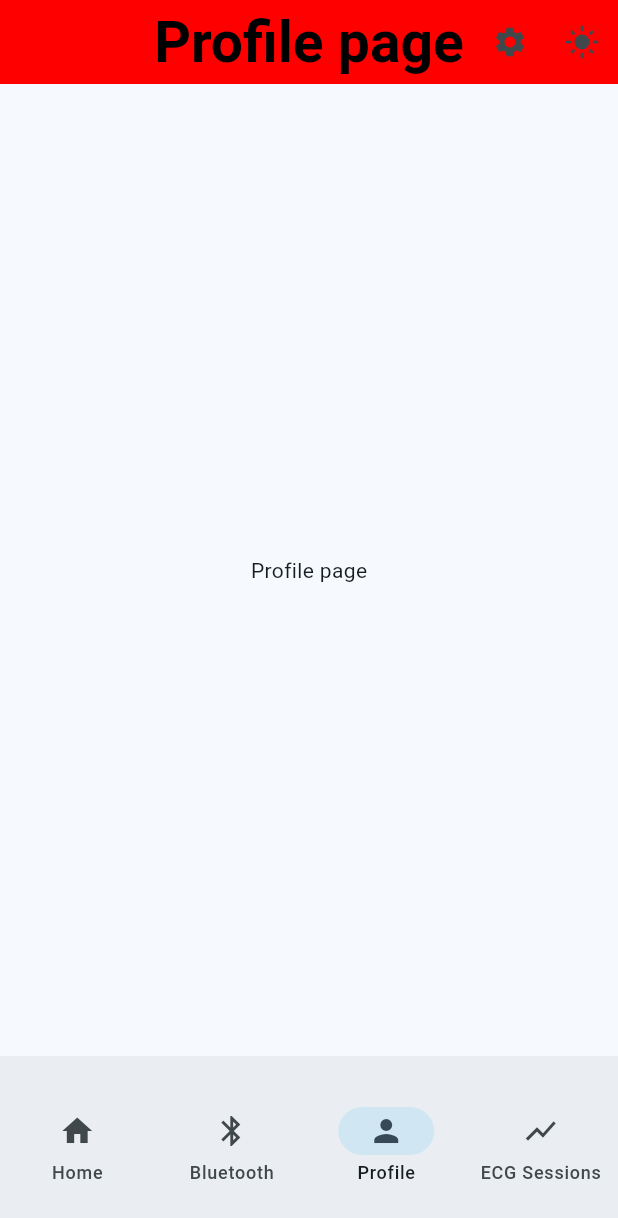
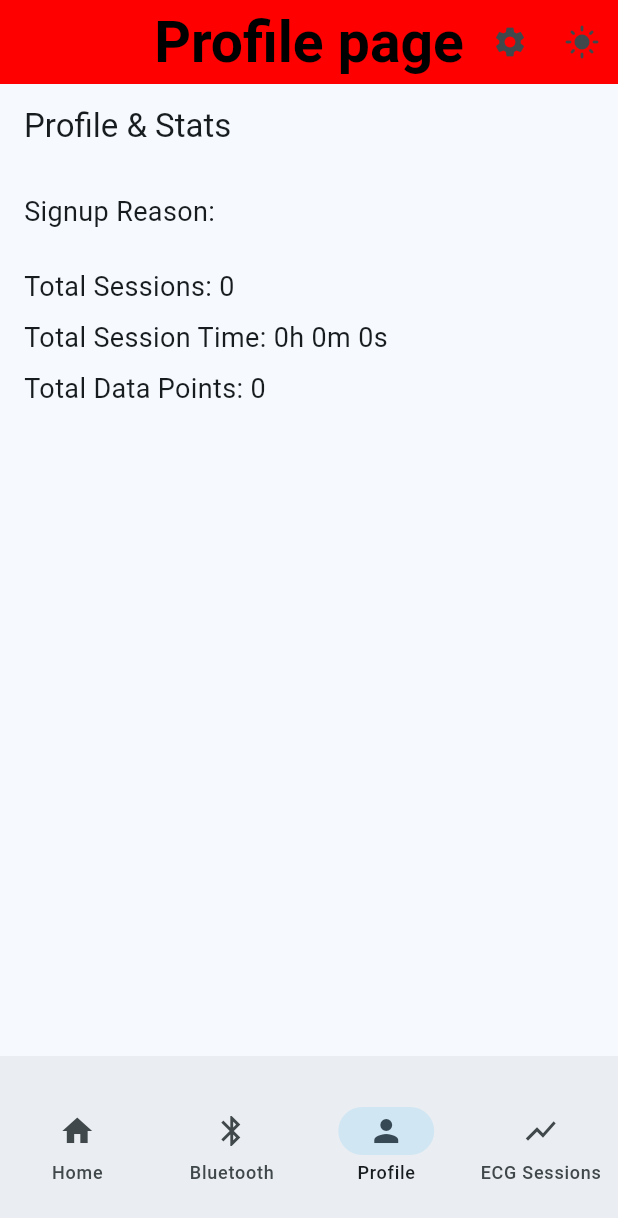
Before and after one commit to Sudo-Victor-Victory/ecg_app, a Flutter app: the WidgetTree screen opened directly, item 3 of the bottom bar chosen, on a phone screen of 412 x 824 dp. Shown: the top 1218 px of the screen. Run offline on Flutter 3.47's test engine with Material 3 defaults, Android fonts, the light colour scheme and no system bars; our stand-ins replace flutter_blue_plus, introduction_screen, lottie, permission_handler, shared_preferences, supabase_flutter and 1 more; accounts and stored records are empty.

Commit message:
Added logic for displaying stats and user info. Will polish in the style update

```diff
--- a/lib/data/classes/constants.dart
+++ b/lib/data/classes/constants.dart
@@ -5,7 +5,6 @@ class KConstants {
 // Global variable for the user's name
 String firstName = '';
 
-/// Database table names
 /// Database table names
 class KTables {
   static const ecgSession = 'ecg_session';
--- /dev/null
+++ b/lib/views/pages/profile_page.dart
@@ -0,0 +1,114 @@
+import 'package:flutter/material.dart';
+import 'package:supabase_flutter/supabase_flutter.dart';
+import 'package:ecg_app/data/classes/constants.dart';
+import 'package:ecg_app/views/widgets/sessions_widget.dart'; // for fetchSessionsNoLimit
+
+class ProfilePage extends StatefulWidget {
+  const ProfilePage({super.key});
+
+  @override
+  State<ProfilePage> createState() => _ProfilePageState();
+}
+
+class _ProfilePageState extends State<ProfilePage> {
+  final supabase = Supabase.instance.client;
+
+  int totalSessionTimeMs = 0;
+  int totalDataPoints = 0;
+  int totalSessions = 0;
+  String signupReason = '';
+
+  bool isLoading = true;
+
+  // Retrieves all data relating to the user's data such as total session time
+  Future<void> _loadProfileStats() async {
+    final userId = supabase.auth.currentUser?.id;
+    if (userId == null) return;
+
+    //  Fetch user profile
+    final profileRes = await supabase
+        .from(KTables.userProfile)
+        .select(KProfileColumns.signUpReason)
+        .eq(KProfileColumns.id, userId)
+        .maybeSingle();
+
+    // Fetch all session's start, end and id
+    final sessions = await supabase
+        .from(KTables.ecgSession)
+        .select(
+          '${KSessionColumns.startTime}, ${KSessionColumns.endTime}, ${KSessionColumns.id}',
+        )
+        .eq(KSessionColumns.userId, userId);
+
+    int calculatedSessionTime = 0;
+    // Calculate how long a session took and add it to the total
+    for (final s in sessions) {
+      final start = DateTime.parse(s[KSessionColumns.startTime]);
+      final end = DateTime.parse(s[KSessionColumns.endTime]);
+      calculatedSessionTime += end.difference(start).inMilliseconds;
+    }
+
+    final totalPoints = (calculatedSessionTime / 4).round();
+
+    setState(() {
+      signupReason = profileRes?[KProfileColumns.signUpReason] ?? 'N/A';
+      totalSessions = sessions.length;
+      totalSessionTimeMs = calculatedSessionTime;
+      totalDataPoints = totalPoints;
+      isLoading = false;
+    });
+  }
+
+  @override
+  void initState() {
+    super.initState();
+    _loadProfileStats();
+  }
+
+  String _formatDuration(int milliseconds) {
+    final duration = Duration(milliseconds: milliseconds);
+    final hours = duration.inHours;
+    final minutes = duration.inMinutes % 60;
+    final seconds = duration.inSeconds % 60;
+    return '${hours}h ${minutes}m ${seconds}s';
+  }
+
+  @override
+  Widget build(BuildContext context) {
+    return Scaffold(
+      appBar: AppBar(title: const Text('Profile & Stats')),
+      body: isLoading
+          ? const Center(child: CircularProgressIndicator())
+          : Padding(
+              padding: const EdgeInsets.all(16.0),
+              child: Column(
+                crossAxisAlignment: CrossAxisAlignment.start,
+                children: [
+                  Text(
+                    'Signup Reason: $signupReason',
+                    style: const TextStyle(fontSize: 18),
+                  ),
+
+                  const SizedBox(height: 24),
+                  Text(
+                    'Total Sessions: $totalSessions',
+                    style: const TextStyle(fontSize: 18),
+                  ),
+
+                  const SizedBox(height: 8),
+                  Text(
+                    'Total Session Time: ${_formatDuration(totalSessionTimeMs)}',
+                    style: const TextStyle(fontSize: 18),
+                  ),
+
+                  const SizedBox(height: 8),
+                  Text(
+                    'Total Data Points: $totalDataPoints',
+                    style: const TextStyle(fontSize: 18),
+                  ),
+                ],
+              ),
+            ),
+    );
+  }
+}
--- a/lib/views/widgets/widget_tree.dart
+++ b/lib/views/widgets/widget_tree.dart
@@ -2,6 +2,7 @@ import 'package:ecg_app/data/classes/constants.dart';
 import 'package:ecg_app/data/classes/notifiers.dart';
 import 'package:ecg_app/views/pages/ecg_page.dart';
 import 'package:ecg_app/views/pages/home.dart';
+import 'package:ecg_app/views/pages/profile_page.dart';
 import 'package:ecg_app/views/pages/sessions.dart';
 import 'package:ecg_app/views/pages/settings_page.dart';
 import 'package:ecg_app/views/widgets/navbar_widget.dart';
@@ -47,7 +48,7 @@ final List<PageConfig> navbarPages = [
   PageConfig(
     title: "Profile page",
     color: Color(0XFFFF0000),
-    page: const Center(child: Text("Profile page")),
+    page: ProfilePage(),
     icon: Icons.person,
     label: "Profile",
   ),
```
